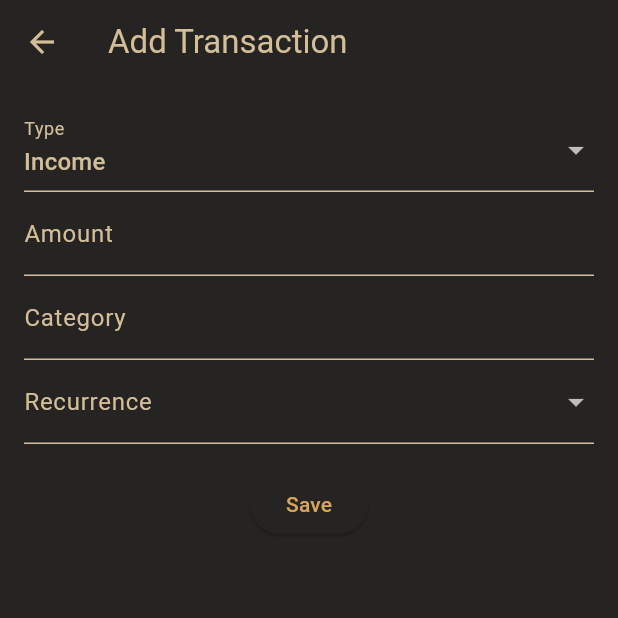
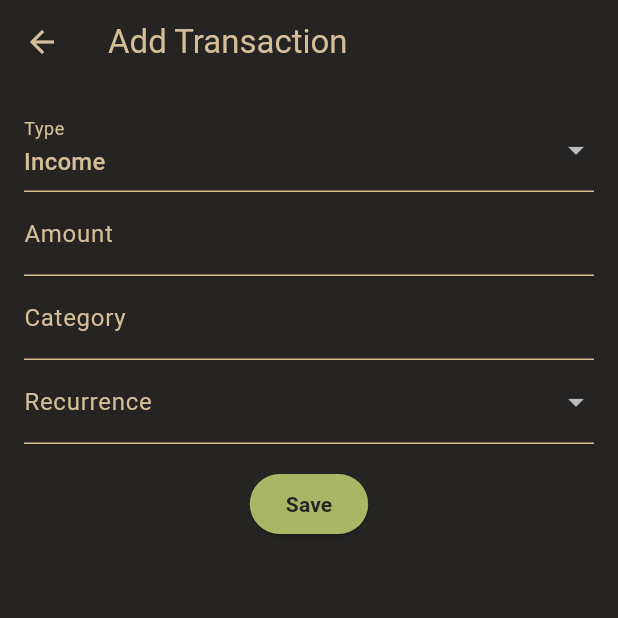
Before and after one commit to BurnedBySnow/flutter_budget_app, a Flutter app: the screen it shows after launch, item 2 of the bottom bar chosen, after a tap on the "add" icon, on a phone screen of 412 x 824 dp, the top half of it. Run offline on Flutter 3.47's test engine with Material 3 defaults, Android fonts, the phone set to English and light mode, and no system bars; our stand-ins replace fl_chart, sqflite; accounts and stored records are empty.

Commit message:
added bar chart for categories expenses

```diff
--- a/lib/add_transaction_screen.dart
+++ b/lib/add_transaction_screen.dart
@@ -1,4 +1,5 @@
 import 'package:flutter/material.dart';
+import 'package:flutter_budget_app/gruvbox_colors.dart';
 import 'package:flutter_budget_app/transaction.dart';
 
 class AddTransactionScreen extends StatefulWidget {
@@ -17,9 +18,7 @@ class _AddTransactionScreenState extends State<AddTransactionScreen> {
   @override
   Widget build(BuildContext context) {
     return Scaffold(
-      appBar: AppBar(
-        title: Text('Add Transaction'),
-      ),
+      appBar: AppBar(title: Text('Add Transaction')),
       body: Padding(
         padding: const EdgeInsets.all(16.0),
         child: Form(
@@ -33,11 +32,9 @@ class _AddTransactionScreenState extends State<AddTransactionScreen> {
                     _type = value!;
                   });
                 },
-                items: ['Income', 'Expense'].map((type) {
-                  return DropdownMenuItem(
-                    value: type,
-                    child: Text(type),
-                  );
+                items:
+                    ['Income', 'Expense'].map((type) {
+                      return DropdownMenuItem(value: type, child: Text(type));
                     }).toList(),
                 decoration: InputDecoration(labelText: 'Type'),
               ),
@@ -73,13 +70,22 @@ class _AddTransactionScreenState extends State<AddTransactionScreen> {
                     _recurrence = value;
                   });
                 },
-              items: ['None', 'Daily', 'Weekly', 'Monthly'].map((recurrence) {
-                return DropdownMenuItem(value: recurrence, child: Text(recurrence),);
+                items:
+                    ['None', 'Daily', 'Weekly', 'Monthly'].map((recurrence) {
+                      return DropdownMenuItem(
+                        value: recurrence,
+                        child: Text(recurrence),
+                      );
                     }).toList(),
                 decoration: InputDecoration(labelText: 'Recurrence'),
               ),
               SizedBox(height: 16),
               ElevatedButton(
+                style: ButtonStyle(
+                  backgroundColor: WidgetStatePropertyAll<Color>(
+                    gruvboxColorScheme.secondary,
+                  ),
+                ),
                 onPressed: () {
                   if (_formKey.currentState!.validate()) {
                     _formKey.currentState!.save();
@@ -88,13 +94,19 @@ class _AddTransactionScreenState extends State<AddTransactionScreen> {
                       Transaction(
                         type: _type,
                         amount: _amount,
-                        category: _category,
+                        category: _category.toLowerCase(),
                         date: _date,
                       ),
                     );
                   }
                 },
-                child: Text('Save'),
+                child: Text(
+                  'Save',
+                  style: TextStyle(
+                    color: gruvboxColorScheme.surface,
+                    fontWeight: FontWeight.bold,
+                  ),
+                ),
               ),
             ],
           ),
--- /dev/null
+++ b/lib/bar_chart_widget.dart
@@ -0,0 +1,96 @@
+import 'package:flutter/material.dart';
+import 'package:fl_chart/fl_chart.dart';
+
+class BarChartWidget extends StatelessWidget {
+  final Map<String, double> categoryTotals;
+
+  BarChartWidget({required this.categoryTotals});
+
+  @override
+  Widget build(BuildContext context) {
+    return Column(
+      crossAxisAlignment: CrossAxisAlignment.stretch,
+      children: [
+        const SizedBox(height: 10),
+        Expanded(
+          child: Padding(
+            padding: EdgeInsets.only(top: 20),
+            child: BarChart(
+              BarChartData(
+                alignment: BarChartAlignment.spaceAround,
+                barTouchData: barTouchData,
+                borderData: FlBorderData(show: false),
+                barGroups:
+                    categoryTotals.entries.map((entry) {
+                      int index = categoryTotals.keys.toList().indexOf(
+                        entry.key,
+                      );
+                      return BarChartGroupData(
+                        x: index,
+                        barRods: [
+                          BarChartRodData(toY: entry.value, color: Color(0xFFe78a4e)),
+                        ],
+                        showingTooltipIndicators: [0],
+                      );
+                    }).toList(),
+                gridData: FlGridData(show: false),
+                minY: 0,
+                titlesData: FlTitlesData(
+                  bottomTitles: AxisTitles(
+                    sideTitles: SideTitles(
+                      showTitles: true,
+                      reservedSize: 30,
+                      getTitlesWidget: (value, meta) {
+                        return SideTitleWidget(
+                          space: 8,
+                          meta: meta,
+                          child: Text(
+                            categoryTotals.keys.elementAt(value.toInt()),
+                            style: const TextStyle(
+                              fontWeight: FontWeight.bold,
+                              fontSize: 14,
+                            ),
+                          ),
+                        );
+                      },
+                    ),
+                  ),
+                  leftTitles: AxisTitles(
+                    sideTitles: SideTitles(showTitles: false),
+                  ),
+                  topTitles: AxisTitles(
+                    sideTitles: SideTitles(showTitles: false),
+                  ),
+                  rightTitles: AxisTitles(
+                    sideTitles: SideTitles(showTitles: false),
+                  ),
+                ),
+              ),
+            ),
+          ),
+        ),
+        const SizedBox(height: 10),
+      ],
+    );
+  }
+
+  BarTouchData get barTouchData => BarTouchData(
+    enabled: false,
+    touchTooltipData: BarTouchTooltipData(
+      getTooltipColor: (group) => Colors.transparent,
+      tooltipPadding: EdgeInsets.zero,
+      tooltipMargin: 8,
+      getTooltipItem: (
+        BarChartGroupData group,
+        int groupIndex,
+        BarChartRodData rod,
+        int rodIndex,
+      ) {
+        return BarTooltipItem(
+          rod.toY.round().toString(),
+          const TextStyle(color: Color(0xFFe78a4e), fontWeight: FontWeight.bold),
+        );
+      },
+    ),
+  );
+}
--- /dev/null
+++ b/lib/graph_screen.dart
@@ -0,0 +1,75 @@
+import 'package:flutter/material.dart';
+import 'package:flutter/widgets.dart';
+import 'package:flutter_budget_app/bar_chart_widget.dart';
+import 'package:flutter_budget_app/database_helper.dart';
+import 'package:flutter_budget_app/transaction.dart';
+import 'package:intl/intl.dart';
+
+class GraphScreen extends StatefulWidget {
+  @override
+  State<GraphScreen> createState() => _GraphScreenState();
+}
+
+class _GraphScreenState extends State<GraphScreen> {
+  final DatabaseHelper _dbHelper = DatabaseHelper.instance;
+  List<Transaction> _transactions = [];
+  Map<String, double> _categoryTotals = {};
+
+  @override
+  void initState() {
+    super.initState();
+    _loadTransactions();
+  }
+
+  void _loadTransactions() async {
+    List<Map<String, dynamic>> rows = await _dbHelper.queryAll();
+    List<Transaction> transactions =
+        rows.map((row) => Transaction.fromMap(row)).toList();
+    setState(() {
+      _transactions = transactions;
+      _calculateCategoryTotals();
+    });
+  }
+
+  void _calculateCategoryTotals() {
+    _categoryTotals.clear();
+    DateTime now = DateTime.now();
+    List<Transaction> monthlyTransactions =
+        _transactions.where((t) {
+          return t.date.year == now.year &&
+              t.date.month == now.month &&
+              t.type == 'Expense';
+        }).toList();
+
+    for (var transaction in monthlyTransactions) {
+      if (_categoryTotals.containsKey(transaction.category)) {
+        _categoryTotals[transaction.category] =
+            _categoryTotals[transaction.category]! + transaction.amount;
+      } else {
+        _categoryTotals[transaction.category] = transaction.amount;
+      }
+    }
+  }
+
+  @override
+  Widget build(BuildContext context) {
+    return AspectRatio(
+      aspectRatio: 1.4,
+      child: Column(
+        children: <Widget>[
+          Text(DateFormat('MMMM').format(DateTime.now())),
+          Expanded(
+            child: Card(
+              margin: EdgeInsets.all(15),
+              color: Color(0xFF32302f),
+              child: Padding(
+                padding: EdgeInsets.only(top: 5, bottom: 5),
+                child: BarChartWidget(categoryTotals: _categoryTotals),
+              ),
+            ),
+          ),
+        ],
+      ),
+    );
+  }
+}
--- a/lib/gruvbox_colors.dart
+++ b/lib/gruvbox_colors.dart
@@ -4,7 +4,7 @@ final ColorScheme gruvboxColorScheme = ColorScheme(
   primary: Color(0xFFD8A657), // Primary color
   secondary: Color(0xFFa9b665), // Secondary color
   surface: Color(0xFF252423), // Background color for widgets
-  error: Color(0xFF472322), // Error color
+  error: Color(0xFFea6962), // Error color
   onPrimary: Color(0xFF252423), // Text color on primary background
   onSecondary: Color(0xFF252423), // Text color on secondary background
   onSurface: Color(0xFFd4be98), // Text color on surface background
--- a/lib/home_screen.dart
+++ b/lib/home_screen.dart
@@ -1,6 +1,8 @@
 import 'package:flutter/material.dart';
 import 'package:flutter/services.dart';
 import 'package:flutter_budget_app/add_transaction_screen.dart';
+import 'package:flutter_budget_app/graph_screen.dart';
+import 'package:flutter_budget_app/gruvbox_colors.dart';
 import 'package:flutter_budget_app/transaction.dart';
 import 'package:flutter_budget_app/database_helper.dart';
 import 'package:intl/intl.dart';
@@ -164,8 +166,8 @@ class _HomeScreenState extends State<HomeScreen> {
                       style: TextStyle(
                         color:
                             _transactions[index].type == 'Expense'
-                                ? Colors.red
-                                : Colors.green,
+                                ? gruvboxColorScheme.error
+                                : gruvboxColorScheme.secondary,
                       ),
                     ),
                   ),
@@ -175,9 +177,7 @@ class _HomeScreenState extends State<HomeScreen> {
           ),
         ],
       ),
-      Center(
-          child: Text('Graph here!'),
-        ),
+      GraphScreen(),
       ][_selectedIndex],
       floatingActionButton: FloatingActionButton(
         backgroundColor: colorScheme.secondary,
@@ -225,8 +225,8 @@ class _HomeScreenState extends State<HomeScreen> {
                 style: TextStyle(fontSize: 18.0, fontWeight: FontWeight.bold),
               ),
               SizedBox(height: 8.0),
-              Text('Income: $totalIncome', style: TextStyle(fontSize: 16.0)),
-              Text('Expense: $totalExpense', style: TextStyle(fontSize: 16.0)),
+              Text('Income: $totalIncome', style: TextStyle(fontSize: 16.0, color: gruvboxColorScheme.secondary)),
+              Text('Expense: $totalExpense', style: TextStyle(fontSize: 16.0, color: gruvboxColorScheme.error)),
               Text(
                 'Net: $net',
                 style: TextStyle(fontWeight: FontWeight.bold, fontSize: 16.0),
--- a/pubspec.yaml
+++ b/pubspec.yaml
@@ -17,6 +17,7 @@ dependencies:
   sqflite: ^2.4.2
   path: ^1.9.1
   intl: ^0.20.2
+  fl_chart: ^0.71.0
 
 dev_dependencies:
   flutter_test:
```
Also changed, not shown: lib/line_chart_widget.dart (added, +27 -0 lines), pubspec.lock. Lines whose indentation alone changed are shown as unchanged.
